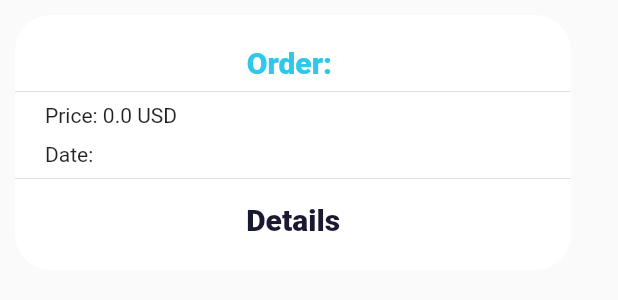
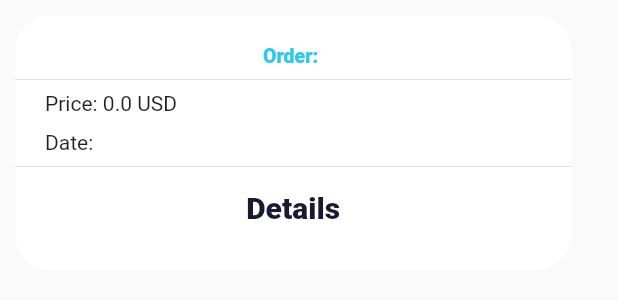
Before and after one commit to Tesam/desafio-queritel, a Flutter app: the OrderCard widget shown alone on an empty page, opened directly with empty values, on a phone screen of 412 x 824 dp. Shown: the top 300 px of the screen. Run offline on Flutter 3.47's test engine with Material 2 defaults, Android fonts, the phone set to English and light mode, and no system bars; our stand-ins replace badges, sqflite; accounts and stored records are empty; network calls fail.

```diff
--- a/lib/components/order_card.dart
+++ b/lib/components/order_card.dart
@@ -31,7 +31,7 @@ class OrderCard extends StatelessWidget {
                 'Order: ' + orderId,
                 style: TextStyle(
                   color: PRIMARY,
-                  fontSize: 20,
+                  fontSize: 13,
                   fontWeight: FontWeight.w800,
                 ),
               )),
--- a/lib/db/database_helper.dart
+++ b/lib/db/database_helper.dart
@@ -47,7 +47,7 @@ class DatabaseHelper {
     Directory directory = await getApplicationDocumentsDirectory();
 
     String path = join(directory.path, "assets/db/" + dbName);
-    //await deleteDatabase(path);
+    // await deleteDatabase(path);
 
     // Check if the database exists
     var exists = await databaseExists(path);
@@ -154,7 +154,8 @@ class DatabaseHelper {
     Database db = await this.database;
     int counter = 0;
 
-    String orderId = Uuid().toString();
+    String orderId = Uuid().v1().toString();
+    print(orderId);
     String date = DateTime.now().toString();
     double price = 0;
 
--- a/lib/screens/orders.dart
+++ b/lib/screens/orders.dart
@@ -76,7 +76,7 @@ class _OrdersState extends State<Orders> {
                         itemCount: orderList.length,
                         itemBuilder: (_, index) {
                           return OrderCard(
-                            orderId: orderList[index].id.toString(),
+                            orderId: orderList[index].orderId,
                             price: orderList[index].price,
                             date: orderList[index].date,
                           );
```
Also changed, not shown: lib/screens/cart.dart (+5 -2 lines).
